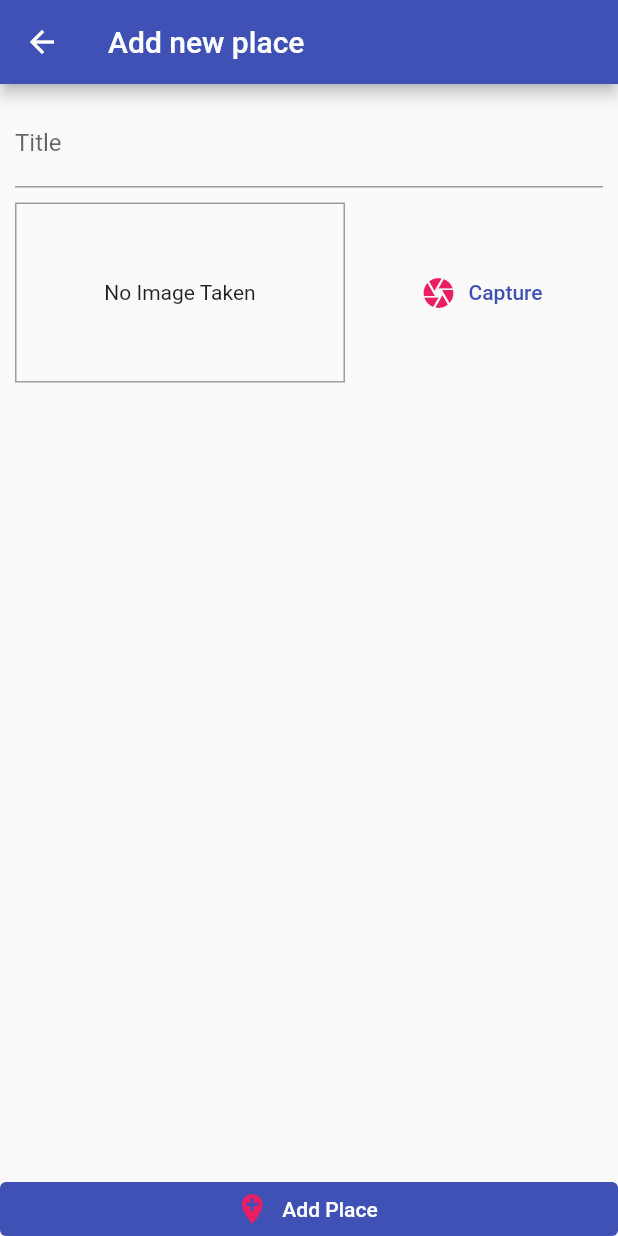
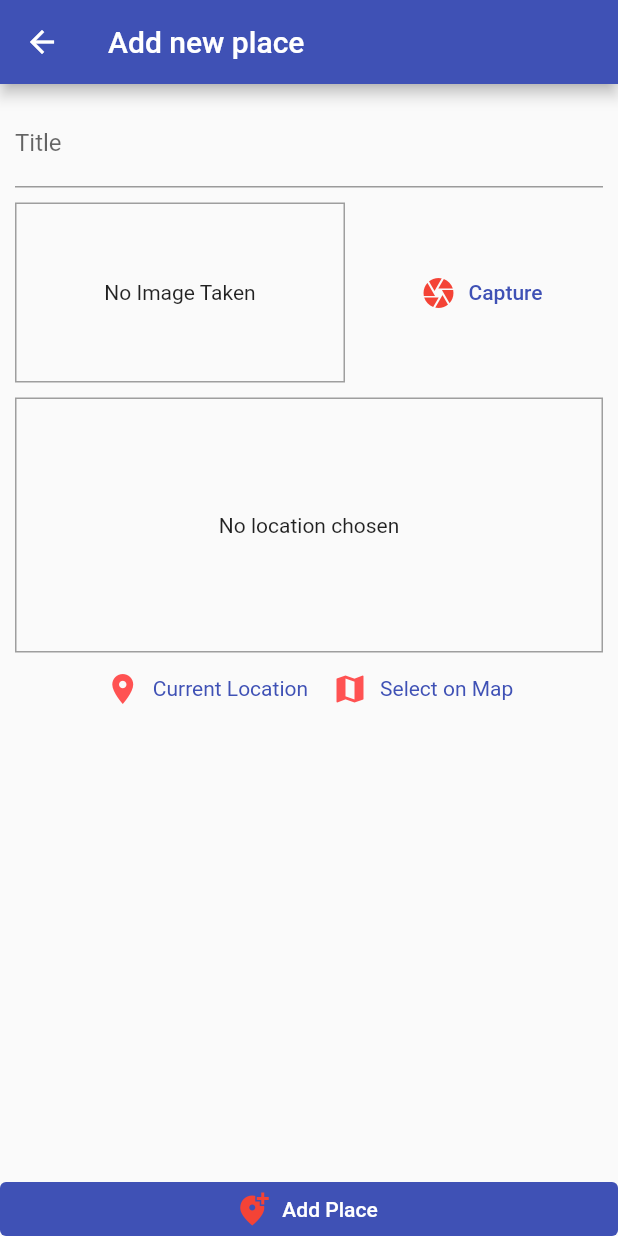
Before and after one commit to SharfarazMahmood/Flutter_Great_places, a Flutter app: the screen it shows after launch, after a tap on the "add" icon, on a phone screen of 412 x 824 dp. Run offline on Flutter 3.47's test engine with Material 2 defaults, Android fonts, the phone set to English and light mode, and no system bars; our stand-ins replace image_picker, location, sqflite; accounts and stored records are empty.

Commit message:
Get Current Location(latitude & longitude) funtionality added.

```diff
--- /dev/null
+++ b/lib/helpers/location_helper.dart
@@ -0,0 +1,11 @@
+// const GOOGLE_API_KEY = "" ;
+
+class LocationHelper {
+  static String generateLocationPreviewImage({
+    double latitude,
+    double longitude,
+  }) {
+
+    return "" ;
+  }
+}
--- /dev/null
+++ b/lib/helpers/sqflite_db_helper.dart
@@ -0,0 +1,27 @@
+import 'package:sqflite/sqflite.dart' as sqlflite;
+import 'package:path/path.dart' as path;
+
+class DBHelper {
+  static Future<sqlflite.Database> dataBase() async {
+    final dbPath = await sqlflite.getDatabasesPath();
+    return sqlflite.openDatabase(path.join(dbPath, 'great_places.db'),
+        onCreate: (db, version) {
+      return db.execute(
+          'CREATE TABLE user_places(id TEXT PRIMARY KEY, title TEXT, image TEXT)');
+    }, version: 1);
+  }
+
+  static Future<void> insert(String table, Map<String, Object> data) async {
+    final sqlDb = await DBHelper.dataBase();
+    sqlDb.insert(
+      table,
+      data,
+      conflictAlgorithm: sqlflite.ConflictAlgorithm.replace,
+    );
+  }
+
+  static Future<List<Map<String, dynamic>>> getData(String table) async {
+    final sqlDb = await DBHelper.dataBase();
+    return sqlDb.query(table);
+  }
+}
--- a/lib/main.dart
+++ b/lib/main.dart
@@ -19,9 +19,9 @@ class MyApp extends StatelessWidget {
           primarySwatch: Colors.indigo,
           accentColor: Colors.amber,
         ),
-        home:  const PlacesListScreen(),
+        home:   PlacesListScreen(),
         routes: {
-          AddPlaceScreen.routeName: (ctx) => const AddPlaceScreen(),
+          AddPlaceScreen.routeName: (ctx) =>  AddPlaceScreen(),
         },
       ),
     );
--- a/lib/models/place.dart
+++ b/lib/models/place.dart
@@ -8,8 +8,8 @@ class PlaceLocation {
   final String address;
 
   PlaceLocation({
-    required this.latitude,
-    required this.longitude,
+    @required this.latitude,
+    @required this.longitude,
     this.address = 'not set yet',
   });
 }
@@ -17,13 +17,13 @@ class PlaceLocation {
 class Place {
   final String id;
   final String title;
-  final PlaceLocation? location;
+  PlaceLocation location ;
   final File image;
 
   Place({
-    required this.id,
-    required this.title,
-    required this.location,
-    required this.image,
+    @required this.id,
+    @required this.title,
+    @required this.location,
+    @required this.image,
   });
 }
--- a/lib/providers/great_places_provider.dart
+++ b/lib/providers/great_places_provider.dart
@@ -1,6 +1,7 @@
 import 'dart:io';
 
 import 'package:flutter/cupertino.dart';
+import 'package:great_places/helpers/sqflite_db_helper.dart';
 import '../models/place.dart';
 
 class GreatPlaces with ChangeNotifier {
@@ -19,5 +20,24 @@ class GreatPlaces with ChangeNotifier {
     );
     _items.add(newPlace);
     notifyListeners();
+    DBHelper.insert('user_places', {
+      'id': newPlace.id,
+      'title': newPlace.title,
+      'image': newPlace.image.path,
+    });
+  }
+
+  Future<void> fetchAndSetPlaces() async {
+    final dataList = await DBHelper.getData('user_places');
+    _items = dataList
+        .map((item) => Place(
+              id: item['id'],
+              title: item['title'],
+              image: File(item['image']),
+              location: null,
+            ))
+        .toList();
+
+    notifyListeners();
   }
 }
--- a/lib/screens/add_places_screen.dart
+++ b/lib/screens/add_places_screen.dart
@@ -1,6 +1,7 @@
 import 'dart:io';
 
 import 'package:flutter/material.dart';
+import 'package:great_places/widgets/location_input.dart';
 import 'package:provider/provider.dart';
 import '../providers/great_places_provider.dart';
 import '../widgets/image_input.dart';
@@ -8,7 +9,7 @@ import '../widgets/image_input.dart';
 class AddPlaceScreen extends StatefulWidget {
   static const routeName = '/add_place';
 
-  const AddPlaceScreen({Key? key}) : super(key: key);
+  // const AddPlaceScreen({Key? key}) : super(key: key);
 
   @override
   _AddPlaceScreenState createState() => _AddPlaceScreenState();
@@ -17,22 +18,22 @@ class AddPlaceScreen extends StatefulWidget {
 class _AddPlaceScreenState extends State<AddPlaceScreen> {
   final _titleController = TextEditingController();
 
-  late File _pickedImage;
+  File _pickedImage;
   bool imagePicked = false;
 
   void _showErrorDialog(String message) {
     showDialog(
       context: context,
       builder: (ctx) => AlertDialog(
-        title: Text('An error occurred'),
+        title: const Text('An error occurred'),
         content: Text(message),
         actions: <Widget>[
-          FlatButton(
+          TextButton(
             child: Text('Okay'),
             onPressed: () {
               Navigator.of(ctx).pop();
             },
-          )
+          ),
         ],
       ),
     );
@@ -82,6 +83,8 @@ class _AddPlaceScreenState extends State<AddPlaceScreen> {
                     ),
                     const SizedBox(height: 10),
                     ImageInput(onSelectImage: _selectImage),
+                    const SizedBox(height: 10),
+                    LocationInput(),
                   ],
                 ),
               ),
@@ -89,8 +92,8 @@ class _AddPlaceScreenState extends State<AddPlaceScreen> {
           ),
           ElevatedButton.icon(
             icon: const Icon(
-              Icons.add_location,
-              color: Colors.pink,
+              Icons.add_location_alt,
+              color: Colors.red,
               size: 24.0,
             ),
             style: ElevatedButton.styleFrom(
--- a/lib/screens/places_list_screen.dart
+++ b/lib/screens/places_list_screen.dart
@@ -1,10 +1,12 @@
 import 'package:flutter/material.dart';
-import 'package:great_places/providers/great_places_provider.dart';
+
 import 'package:provider/provider.dart';
 import '../screens/add_places_screen.dart';
+import '../providers/great_places_provider.dart';
+
 
 class PlacesListScreen extends StatelessWidget {
-  const PlacesListScreen({Key? key}) : super(key: key);
+  // const PlacesListScreen({Key? key}) : super(key: key);
 
   @override
   Widget build(BuildContext context) {
@@ -20,7 +22,15 @@ class PlacesListScreen extends StatelessWidget {
           ),
         ],
       ),
-      body: Consumer<GreatPlaces>(
+      body: FutureBuilder(
+        future: Provider.of<GreatPlaces>(context, listen: false)
+            .fetchAndSetPlaces(),
+        builder: (ctx, grtPlacesSnapshot) =>
+            grtPlacesSnapshot.connectionState == ConnectionState.waiting
+                ? const Center(
+                  child: CircularProgressIndicator(),
+                )
+                : Consumer<GreatPlaces>(
                     child: const Center(
                       child: Text('Got no places yet, start adding some!'),
                     ),
@@ -51,6 +61,7 @@ class PlacesListScreen extends StatelessWidget {
                       );
                     },
                   ),
+      ),
     );
   }
 }
--- a/lib/widgets/image_input.dart
+++ b/lib/widgets/image_input.dart
@@ -9,19 +9,19 @@ import 'package:path_provider/path_provider.dart' as SysPath;
 class ImageInput extends StatefulWidget {
   final Function onSelectImage;
 
-  const ImageInput({Key? key, required this.onSelectImage}) : super(key: key);
+   ImageInput({  @required this.onSelectImage});
 
   @override
   _ImageInputState createState() => _ImageInputState();
 }
 
 class _ImageInputState extends State<ImageInput> {
-  late File _storedImage;
+  File _storedImage;
   bool _imageStored = false;
 
   Future<void> _capture() async {
     final imagePicker = ImagePicker();
-    final XFile? imageFile = await imagePicker.pickImage(
+    final XFile imageFile = await imagePicker.pickImage(
       source: ImageSource.camera,
       maxHeight: 600,
     );
@@ -75,12 +75,12 @@ class _ImageInputState extends State<ImageInput> {
           child: TextButton.icon(
             icon: const Icon(
               Icons.camera,
-              color: Colors.pink,
-              size: 24.0,
+              color: Colors.red,
+              // size: 24.0,
             ),
             style: TextButton.styleFrom(
               elevation: 0,
-              tapTargetSize: MaterialTapTargetSize.shrinkWrap,
+              // tapTargetSize: MaterialTapTargetSize.shrinkWrap,
               shadowColor: Theme.of(context).accentColor,
             ),
             label: const Text('Capture'),
--- /dev/null
+++ b/lib/widgets/location_input.dart
@@ -0,0 +1,86 @@
+import 'package:location/location.dart';
+import 'package:flutter/material.dart';
+
+class LocationInput extends StatefulWidget {
+  // const LocationInput({Key? key}) : super(key: key);
+
+  @override
+  _LocationInputState createState() => _LocationInputState();
+}
+
+class _LocationInputState extends State<LocationInput> {
+  String _previewImageUrl;
+  bool _imageUrlFound = false;
+
+  Future<void> _getCurrentLocation() async {
+    final locData = await Location().getLocation();
+    print(locData.latitude);
+    print(locData.longitude);
+  }
+
+  @override
+  Widget build(BuildContext context) {
+    return Column(
+      children: <Widget>[
+        Container(
+          height: 170,
+          width: double.infinity,
+          alignment: Alignment.center,
+          decoration: BoxDecoration(
+            border: Border.all(
+              width: 1,
+              color: Colors.grey,
+            ),
+          ),
+          child: _previewImageUrl == null
+              ? const Text(
+                  'No location chosen',
+                  textAlign: TextAlign.center,
+                )
+              : Image.network(
+                  _previewImageUrl,
+                  fit: BoxFit.cover,
+                  width: double.infinity,
+                ),
+        ),
+        Row(
+          mainAxisAlignment: MainAxisAlignment.center,
+          children: <Widget>[
+            TextButton.icon(
+              icon: const Icon(
+                Icons.location_on,
+                color: Colors.redAccent,
+                // size: 24.0,
+              ),
+              style: TextButton.styleFrom(
+                  elevation: 0,
+                  // tapTargetSize: MaterialTapTargetSize.shrinkWrap,
+                  shadowColor: Theme.of(context).accentColor,
+                  textStyle: TextStyle(
+                    color: Theme.of(context).primaryColor,
+                  )),
+              label: const Text('Current Location'),
+              onPressed: _getCurrentLocation,
+            ),
+            TextButton.icon(
+              icon: const Icon(
+                Icons.map,
+                color: Colors.redAccent,
+                // size: 24.0,
+              ),
+              style: TextButton.styleFrom(
+                  elevation: 0,
+                  // tapTargetSize: MaterialTapTargetSize.shrinkWrap,
+                  shadowColor: Theme.of(context).accentColor,
+                  textStyle: TextStyle(
+                    color: Theme.of(context).primaryColor,
+                  )),
+              label: const Text('Select on Map'),
+              onPressed: () {},
+            )
+          ],
+        ),
+      ],
+    );
+  }
+}
--- a/pubspec.yaml
+++ b/pubspec.yaml
@@ -18,7 +18,7 @@ publish_to: 'none' # Remove this line if you wish to publish to pub.dev
 version: 1.0.0+1
 
 environment:
-  sdk: ">=2.12.0 <3.0.0"
+  sdk: ">=2.1.0 <3.0.0"
 
 # Dependencies specify other packages that your package needs in order to work.
 # To automatically upgrade your package dependencies to the latest versions
@@ -42,6 +42,8 @@ dev_dependencies:
   image_picker: ^0.8.4+2
   path_provider: ^2.0.5
   path: ^1.8.0
+  sqflite: ^2.0.0+4
+  location: ^4.2.0
 
   # The "flutter_lints" package below contains a set of recommended lints to
   # encourage good coding practices. The lint set provided by the package is
```
Also changed, not shown: pubspec.lock, 5 other files. Lines whose indentation alone changed are shown as unchanged.
